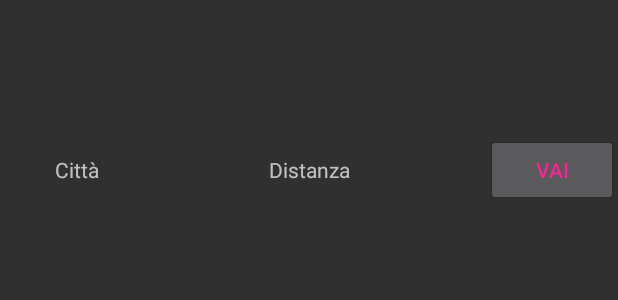
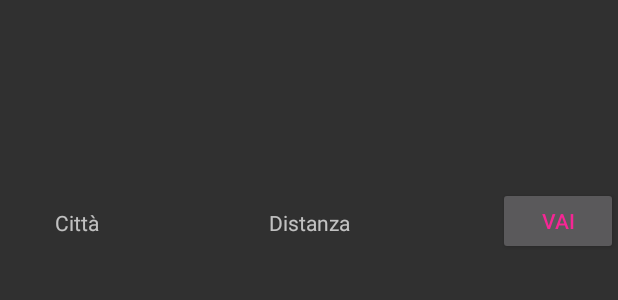
Before and after one commit to mattoide/PrettyBallerina, an Android app: the layout lista.xml on its own in the app's theme, with its tools: preview values and no code run, on a phone screen of 412 x 824 dp. Shown: the top 300 px of the screen. Run offline under Robolectric (Android 15) with nearby library versions, the phone set to English and light mode, and no system bars.

Commit message:
scroll di merda parte 2

```diff
--- a/PrettyBallerina/app/src/main/java/com/example/jasmin/pretty_ballerina/Cerca_incitta.java
+++ b/PrettyBallerina/app/src/main/java/com/example/jasmin/pretty_ballerina/Cerca_incitta.java
@@ -41,7 +41,7 @@ public class Cerca_incitta extends AppCompatActivity{
     EditText CittaE;
     Button InvioB;
     TextView nomecitta, km, linkb;
-    String urlo= "http://192.168.0.107/PrettyBallerinaServer/PrendiAudizioniDaDB.php";
+    String urlo= "http://192.168.1.49/PrettyBallerinaServer/PrendiAudizioniDaDB.php";
 
     URL url= null;
     HttpURLConnection httpURLConnection =null;
--- a/PrettyBallerina/app/src/main/java/com/example/jasmin/pretty_ballerina/FragmentLog.java
+++ b/PrettyBallerina/app/src/main/java/com/example/jasmin/pretty_ballerina/FragmentLog.java
@@ -25,7 +25,7 @@ public class FragmentLog extends android.app.Fragment {
     Button login;
     Connessione connessione;
     String result;
-    String urlc = "http://192.168.0.107:3001/utenti/login"; //casa
+    String urlc = "http://192.168.1.49:3001/utenti/login"; //casa
     //String urlc = "http://192.168.1.21:3001/utenti/login"; //ufficio
     EditText username, password;
     SessionManager session;
--- a/PrettyBallerina/app/src/main/java/com/example/jasmin/pretty_ballerina/FragmentRegister.java
+++ b/PrettyBallerina/app/src/main/java/com/example/jasmin/pretty_ballerina/FragmentRegister.java
@@ -21,7 +21,7 @@ public class FragmentRegister extends android.app.Fragment {
     Button registrati;
     Connessione connessione;
 
-    String urlc = "http://192.168.0.107:3001/utenti/registrazione"; //casa
+    String urlc = "http://192.168.1.49:3001/utenti/registrazione"; //casa
     //String urlc = "http://192.168.1.21:3001/utenti/registrazione"; //ufficio
     String result;
 
--- a/PrettyBallerina/app/src/main/java/com/example/jasmin/pretty_ballerina/MainActivity.java
+++ b/PrettyBallerina/app/src/main/java/com/example/jasmin/pretty_ballerina/MainActivity.java
@@ -30,7 +30,7 @@ public class MainActivity extends AppCompatActivity {
     Switch not;
     Connessione connessione;
 
-    String urlc = "http://192.168.0.107:3001/utenti/modoficaNotifica"; //casa
+    String urlc = "http://192.168.1.49:3001/utenti/modoficaNotifica"; //casa
    // String urlc = "http://192.168.1.21:3001/utenti/modoficaNotifica";  //ufficio
 
     String result;
--- a/PrettyBallerina/app/src/main/res/layout/entrata.xml
+++ b/PrettyBallerina/app/src/main/res/layout/entrata.xml
@@ -15,10 +15,10 @@
     android:orientation="vertical" android:layout_width="match_parent"
     android:layout_height="match_parent"
     android:weightSum="1"
-    android:background="@drawable/img3"
+    android:background="@drawable/a7"
 
     >
-
+<!-- sfondo almeno h 830 come a7-->
 
     <RelativeLayout
         android:id="@+id/fragment_container"
--- a/PrettyBallerina/app/src/main/res/layout/lista.xml
+++ b/PrettyBallerina/app/src/main/res/layout/lista.xml
@@ -18,7 +18,7 @@
         android:id="@+id/Citta"
         android:gravity="center"
         android:layout_width="103dp"
-        android:layout_height="wrap_content"
+        android:layout_height="90dp"
         android:layout_weight="0.02"
         android:text="Città"
         android:layout_marginTop="103dp"
@@ -28,8 +28,9 @@
 
     <Button
         android:id="@+id/Vai"
-        android:layout_width="wrap_content"
-        android:layout_height="wrap_content"
+        android:layout_width="80dp"
+        android:layout_height="45dp"
+
         android:text="Vai"
         android:layout_alignBaseline="@+id/Distanza"
         android:layout_alignBottom="@+id/Distanza"
```
Also changed, not shown: PrettyBallerina/app/src/main/res/drawable/download.jpg (deleted), PrettyBallerina/app/src/main/res/drawable/img1.jpg (deleted), PrettyBallerina/app/src/main/res/drawable/img2.jpg (deleted), PrettyBallerina/app/src/main/res/drawable/img4.jpg (deleted), 1 other file.
